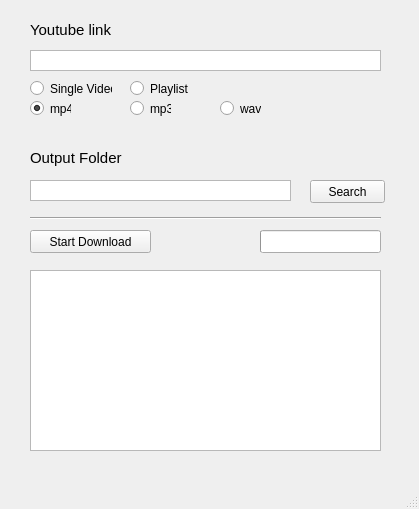
This is qt_gui.ui in mavaras/YouTube-Downloader as Qt 5 draws it before an edit. The edited form follows.
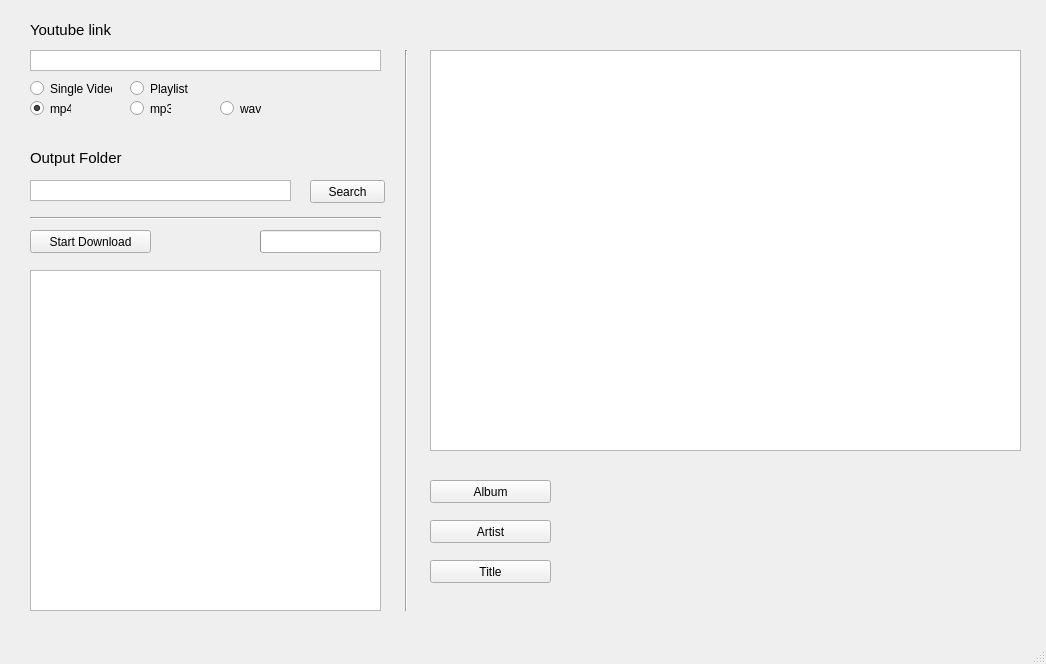
This is the edited form. Icons and pictures are not drawn.

```diff
--- a/qt_gui.ui
+++ b/qt_gui.ui
@@ -9,8 +9,8 @@
    <rect>
     <x>0</x>
     <y>0</y>
-    <width>419</width>
-    <height>509</height>
+    <width>1046</width>
+    <height>664</height>
    </rect>
   </property>
   <property name="windowTitle">
@@ -208,7 +208,7 @@
       <x>30</x>
       <y>270</y>
       <width>351</width>
-      <height>181</height>
+      <height>341</height>
      </rect>
     </property>
     <property name="acceptDrops">
@@ -275,6 +275,71 @@
      <bool>true</bool>
     </property>
    </widget>
+   <widget class="QTableWidget" name="tableWidget_files">
+    <property name="geometry">
+     <rect>
+      <x>430</x>
+      <y>50</y>
+      <width>591</width>
+      <height>401</height>
+     </rect>
+    </property>
+    <property name="horizontalScrollBarPolicy">
+     <enum>Qt::ScrollBarAsNeeded</enum>
+    </property>
+   </widget>
+   <widget class="Line" name="line_2">
+    <property name="geometry">
+     <rect>
+      <x>396</x>
+      <y>50</y>
+      <width>20</width>
+      <height>561</height>
+     </rect>
+    </property>
+    <property name="orientation">
+     <enum>Qt::Vertical</enum>
+    </property>
+   </widget>
+   <widget class="QPushButton" name="button_chalbum">
+    <property name="geometry">
+     <rect>
+      <x>430</x>
+      <y>480</y>
+      <width>121</width>
+      <height>23</height>
+     </rect>
+    </property>
+    <property name="text">
+     <string>Album</string>
+    </property>
+   </widget>
+   <widget class="QPushButton" name="button_chalbum_2">
+    <property name="geometry">
+     <rect>
+      <x>430</x>
+      <y>520</y>
+      <width>121</width>
+      <height>23</height>
+     </rect>
+    </property>
+    <property name="text">
+     <string>Artist</string>
+    </property>
+   </widget>
+   <widget class="QPushButton" name="button_chalbum_3">
+    <property name="geometry">
+     <rect>
+      <x>430</x>
+      <y>560</y>
+      <width>121</width>
+      <height>23</height>
+     </rect>
+    </property>
+    <property name="text">
+     <string>Title</string>
+    </property>
+   </widget>
   </widget>
   <widget class="QMenuBar" name="menubar">
    <property name="geometry">
```
Left out of the diff: 4 changed lines with no effect on the pictures.
